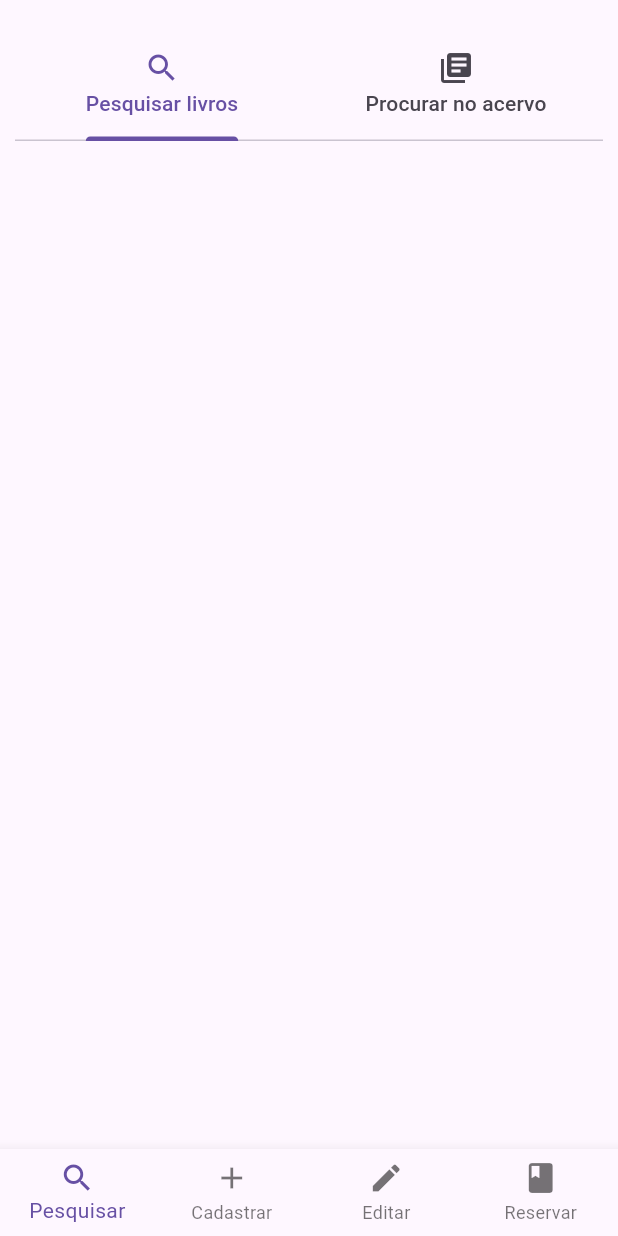
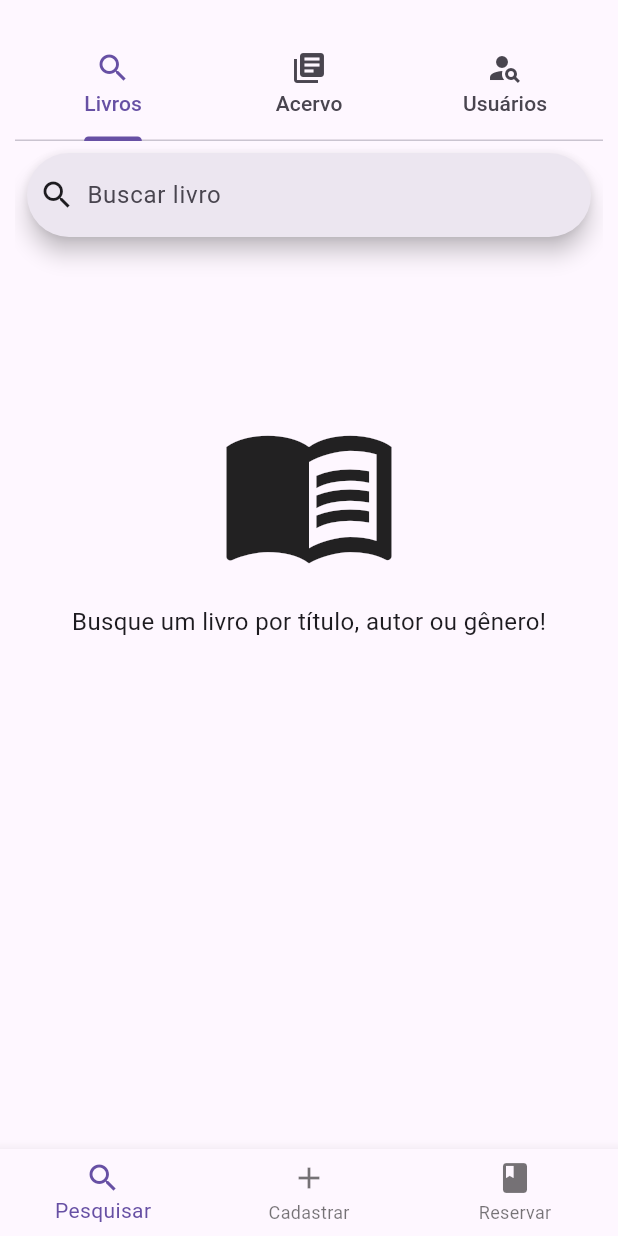
Before and after one commit to rafinha-as-br/Flutter_Library_System, a Flutter app: the screen it shows after launch, on a phone screen of 412 x 824 dp. Run offline on Flutter 3.47's test engine with Material 3 defaults, Android fonts, the phone set to English and light mode, and no system bars.

Commit message:
work in search screen and usecase definitions

```diff
--- a/library_app/lib/presentation/modules/tabs/tabs_person.dart
+++ b/library_app/lib/presentation/modules/tabs/tabs_record_person.dart
@@ -1,7 +1,8 @@
 import 'package:flutter/material.dart';
 
-class PersonTab extends StatelessWidget {
-  const PersonTab({super.key});
+
+class RecordPersonTab extends StatelessWidget {
+  const RecordPersonTab({super.key});
 
   @override
   Widget build(BuildContext context) {
--- a/library_app/lib/presentation/modules/tabs/tabs_search_books.dart
+++ b/library_app/lib/presentation/modules/tabs/tabs_search_books.dart
@@ -2,8 +2,9 @@ import 'package:flutter/material.dart';
 import 'package:library_app/presentation/providers/provider_main.dart';
 import 'package:provider/provider.dart';
 
-/// this tab allow the system user to search any books that exists in the database, it can be or
-/// not available in the colection
+/// this tab allow the system user to search by title, gender and author
+/// any books that exists in  the database,
+/// it can be or not available in the collection
 class SearchBookTab extends StatelessWidget {
   const SearchBookTab({super.key});
 
@@ -12,10 +13,63 @@ class SearchBookTab extends StatelessWidget {
   Widget build(BuildContext context) {
     final mainProvider = Provider.of<MainProvider>(context);
 
-    return Column(
-      children: [
 
-      ],
+    return Padding(
+      padding: const EdgeInsets.all(8.0),
+      child: Column(
+        children: [
+          SearchBar(
+            hintText: 'Buscar livro',
+            controller: mainProvider.searchController,
+            leading: const Icon(Icons.search),
+            trailing: [
+              if(mainProvider.searchController.text.isNotEmpty)
+                IconButton(
+                  onPressed: (){
+                    mainProvider.searchController.clear();
+                    mainProvider.clearResults();
+                  },
+                  icon: Icon(Icons.clear)
+                )
+            ],
+            onChanged: (query) => mainProvider.searchBooks(query),
+          ),
+          if(mainProvider.suggestionsList.isEmpty)
+            Column(
+              children: [
+                SizedBox(height: 110,),
+                Icon(
+                  Icons.menu_book_outlined,
+                  size: 120,
+                ),
+                SizedBox(height: 15,),
+                Text(
+                  'Busque um livro por título, autor ou gênero!',
+                  style: TextStyle(
+                      fontSize: 16
+                  ),
+                ),
+              ],
+            ),
+          if(mainProvider.suggestionsList.isNotEmpty)
+            ListView.builder(
+              shrinkWrap: true,
+              itemCount: mainProvider.suggestionsList.length,
+              itemBuilder: (context, index){
+                final book = mainProvider.suggestionsList[index];
+                return ListTile(
+                  title: Text(book),
+                  onTap: (){
+                    mainProvider.clearResults();
+                    ScaffoldMessenger.of(context).showSnackBar(
+                      SnackBar(content: Text('Selecionou: $book'))
+                    );
+                  },
+                );
+              },
+            )
+        ],
+      ),
     );
   }
 }
--- a/library_app/lib/presentation/modules/tabs/tabs_search_collection.dart
+++ b/library_app/lib/presentation/modules/tabs/tabs_search_collection.dart
@@ -5,6 +5,7 @@ import '../../providers/provider_main.dart';
 
 /// This tab allows the system user to view the quantity available of books by
 /// gender or author (just to show the agreggate method needed)
+/// It has a search bar in the final to directly search any book available
 class SearchCollectionTab extends StatelessWidget {
   const SearchCollectionTab({super.key});
 
@@ -14,7 +15,9 @@ class SearchCollectionTab extends StatelessWidget {
 
     return Column(
       children: [
-        Text('Pesquisando acervo'),
+        Column(
+          children: [
+            Text('Pesquisar por um livro dentro do acervo'),
             SearchAnchor.bar(
                 barHintText: 'Pesquisar',
 
@@ -53,6 +56,8 @@ class SearchCollectionTab extends StatelessWidget {
                   });
 
                 }
+            ),
+          ],
         )
       ],
     );
--- a/library_app/lib/presentation/screens/screen_homepage.dart
+++ b/library_app/lib/presentation/screens/screen_homepage.dart
@@ -1,5 +1,4 @@
 import 'package:flutter/material.dart';
-import 'package:library_app/presentation/screens/screen_edit.dart';
 import 'package:library_app/presentation/screens/screen_register.dart';
 import 'package:library_app/presentation/screens/screen_reserve.dart';
 import 'package:library_app/presentation/screens/screen_search.dart';
@@ -13,7 +12,6 @@ class HomePageScreen extends StatefulWidget {
   final List<Widget> pages = [
     SearchScreen(),
     RegisterScreen(),
-    EditScreen(),
     ReserveScreen()
   ];
 
@@ -55,11 +53,6 @@ class _HomePageScreenState extends State<HomePageScreen> {
           ),
 
           BottomNavigationBarItem(
-              icon: Icon(Icons.edit),
-              label: 'Editar'
-          ),
-
-          BottomNavigationBarItem(
               icon: Icon(Icons.book),
               label: 'Reservar'
           ),
--- a/library_app/lib/presentation/screens/screen_register.dart
+++ b/library_app/lib/presentation/screens/screen_register.dart
@@ -1,6 +1,6 @@
 import 'package:flutter/material.dart';
 import 'package:library_app/presentation/modules/tabs/tabs_record_book.dart';
-import 'package:library_app/presentation/modules/tabs/tabs_person.dart';
+import 'package:library_app/presentation/modules/tabs/tabs_record_person.dart';
 
 /// Register screen that allows the system user to register a new book or user
 class RegisterScreen extends StatelessWidget {
@@ -35,7 +35,7 @@ class RegisterScreen extends StatelessWidget {
               child: TabBarView(
                 children: [
                   RecordBookTab(),
-                  PersonTab()
+                  RecordPersonTab()
 
                 ]
               )
--- a/library_app/lib/presentation/screens/screen_search.dart
+++ b/library_app/lib/presentation/screens/screen_search.dart
@@ -1,6 +1,7 @@
 import 'package:flutter/material.dart';
 import 'package:library_app/presentation/modules/tabs/tabs_search_books.dart';
 import 'package:library_app/presentation/modules/tabs/tabs_search_collection.dart';
+import 'package:library_app/presentation/modules/tabs/tabs_search_person.dart';
 
 /// search screen that allows the user to search books
 class SearchScreen extends StatelessWidget {
@@ -9,7 +10,7 @@ class SearchScreen extends StatelessWidget {
   @override
   Widget build(BuildContext context) {
     return DefaultTabController(
-        length: 2,
+        length: 3,
         child: Padding(
           padding: const EdgeInsets.symmetric(horizontal: 10, vertical: 20),
           child: Column(
@@ -18,14 +19,20 @@ class SearchScreen extends StatelessWidget {
               TabBar(
                 tabs: [
                   Tab(
-                  icon: Icon(Icons.search),
-                  text: 'Pesquisar livros',
-                ),
+                    icon: Icon(Icons.search),
+                    text: 'Livros',
+                  ),
 
                   Tab(
-                  icon: Icon(Icons.library_books),
-                  text: 'Procurar no acervo',
-                )
+                    icon: Icon(Icons.library_books),
+                    text: 'Acervo',
+                  ),
+
+                  Tab(
+                    icon: Icon(Icons.person_search),
+                    text: 'Usuários',
+                  )
+
                 ]
               ),
 
@@ -33,7 +40,8 @@ class SearchScreen extends StatelessWidget {
                 child: TabBarView(
                   children: [
                     SearchBookTab(),
-                    SearchCollectionTab()
+                    SearchCollectionTab(),
+                    SearchPersonTab()
                   ]
                 )
               )
--- /dev/null
+++ b/library_app/lib/usecase/usecase_delete_book.dart
@@ -0,0 +1 @@
+/// this usecase deletes a book from the collection
--- /dev/null
+++ b/library_app/lib/usecase/usecase_delete_person.dart
@@ -0,0 +1 @@
+/// this usecase deletes a person from the collection
--- /dev/null
+++ b/library_app/lib/usecase/usecase_insert_book.dart
@@ -0,0 +1 @@
+/// this usecase inserts a book on the collection
--- /dev/null
+++ b/library_app/lib/usecase/usecase_insert_person.dart
@@ -0,0 +1 @@
+/// this usecase inserts a person on the collection
--- /dev/null
+++ b/library_app/lib/usecase/usecase_search_books.dart
@@ -0,0 +1,2 @@
+/// this usecase search all the books that EXISTS in the collection,
+/// searching by title, author and gender
--- /dev/null
+++ b/library_app/lib/usecase/usecase_search_collection.dart
@@ -0,0 +1 @@
+/// this usecase searchs all the AVAILABLE collection
--- /dev/null
+++ b/library_app/lib/usecase/usecase_search_person.dart
@@ -0,0 +1 @@
+/// this usecase searchs persons by name
--- /dev/null
+++ b/library_app/lib/usecase/usecase_update_book.dart
@@ -0,0 +1 @@
+/// this usecase updates a book on collection
--- /dev/null
+++ b/library_app/lib/usecase/usecase_update_person.dart
@@ -0,0 +1 @@
+/// this usecase updates a person on the collection
```
Also changed, not shown: library_app/lib/presentation/modules/tabs/tabs_search_person.dart (added, +10 -0 lines), library_app/lib/presentation/providers/provider_main.dart (+9 -0 lines), library_app/lib/presentation/screens/screen_edit.dart (deleted, +0 -11 lines). Lines whose indentation alone changed are shown as unchanged.
